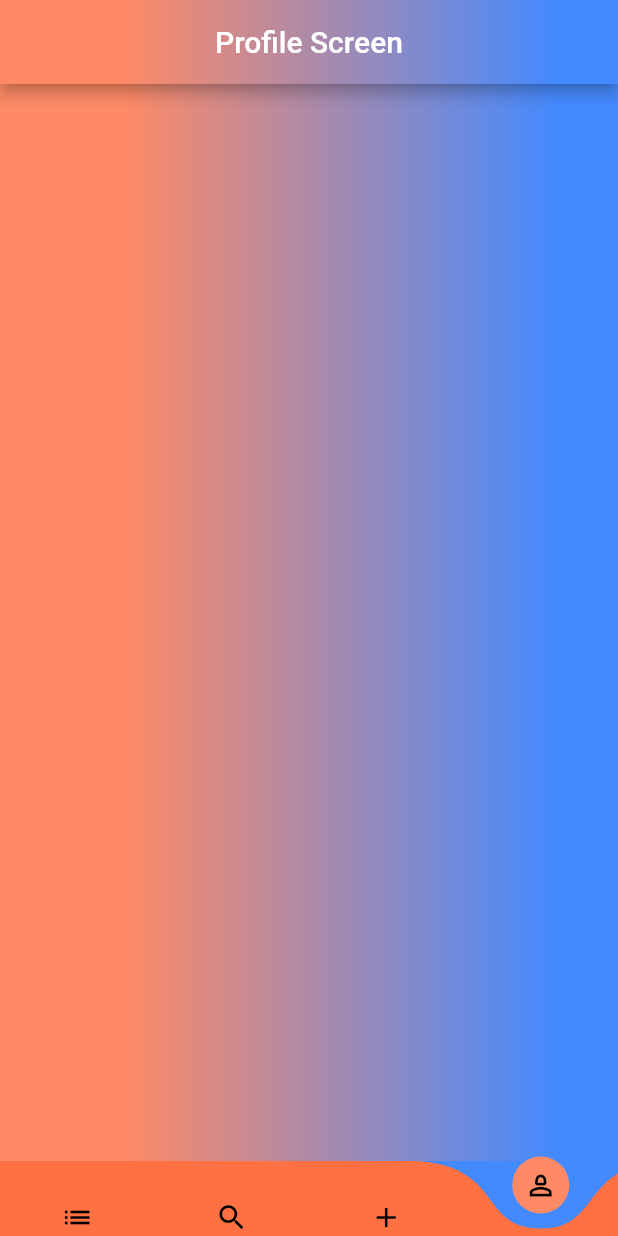
After one commit to fitlaunch/ijob_CC, a Flutter app: the screen it shows once a user with an empty profile is signed in, item 4 of the bottom bar chosen, on a phone screen of 412 x 824 dp. The commit adds this screen. Run offline on Flutter 3.47's test engine with Material 2 defaults, Android fonts, the phone set to English and light mode, and no system bars; drawn by our look-alikes of curved_navigation_bar; our stand-ins replace cached_network_image, cloud_firestore, firebase_auth, firebase_core, firebase_storage, fluttertoast and 2 more; accounts and stored records are empty; network calls fail.

Commit message:
profile screen set up and updated bnb

```diff
--- /dev/null
+++ b/lib/Search/profile.dart
@@ -0,0 +1,44 @@
+import 'package:flutter/material.dart';
+
+import '../Widgets/bottom_nav_bar.dart';
+
+class ProfileScreen extends StatefulWidget {
+  const ProfileScreen({Key? key}) : super(key: key);
+
+  @override
+  State<ProfileScreen> createState() => _ProfileScreenState();
+}
+
+class _ProfileScreenState extends State<ProfileScreen> {
+  @override
+  Widget build(BuildContext context) {
+    return Container(
+      decoration: BoxDecoration(
+        gradient: LinearGradient(
+          colors: [Colors.deepOrange.shade300, Colors.blueAccent],
+          begin: Alignment.centerLeft,
+          end: Alignment.centerRight,
+          stops: const [0.2, 0.9],
+        ),
+      ),
+      child: Scaffold(
+        backgroundColor: Colors.transparent,
+        bottomNavigationBar: BottomNavigationBarForApp(indexNum: 3),
+        appBar: AppBar(
+          title: const Text('Profile Screen'),
+          centerTitle: true,
+          flexibleSpace: Container(
+            decoration: BoxDecoration(
+              gradient: LinearGradient(
+                colors: [Colors.deepOrange.shade300, Colors.blueAccent],
+                begin: Alignment.centerLeft,
+                end: Alignment.centerRight,
+                stops: const [0.2, 0.9],
+              ),
+            ),
+          ),
+        ),
+      ),
+    );
+  }
+}
--- a/lib/Widgets/bottom_nav_bar.dart
+++ b/lib/Widgets/bottom_nav_bar.dart
@@ -2,6 +2,7 @@
 import 'package:flutter/material.dart';
 import 'package:ijob_code_cafe/Jobs/jobs_screen.dart';
 import 'package:ijob_code_cafe/Jobs/upload_job.dart';
+import 'package:ijob_code_cafe/Search/profile.dart';
 import 'package:ijob_code_cafe/Search/search_companies.dart';
 
 class BottomNavigationBarForApp extends StatelessWidget {
@@ -23,6 +24,7 @@
           Icon(Icons.list, size: 22, color: Colors.black),
           Icon(Icons.search, size: 22, color: Colors.black),
           Icon(Icons.add, size: 22, color: Colors.black),
+          Icon(Icons.person_2_outlined, size: 22, color: Colors.black),
         ],
         onTap: (index) {
           if (index == 0) {
@@ -40,6 +42,11 @@
               context,
               MaterialPageRoute(builder: (_) => const UploadJobNow()),
             );
+          } else if (index == 3) {
+            Navigator.pushReplacement(
+              context,
+              MaterialPageRoute(builder: (_) => const ProfileScreen()),
+            );
           }
         });
   }
```
